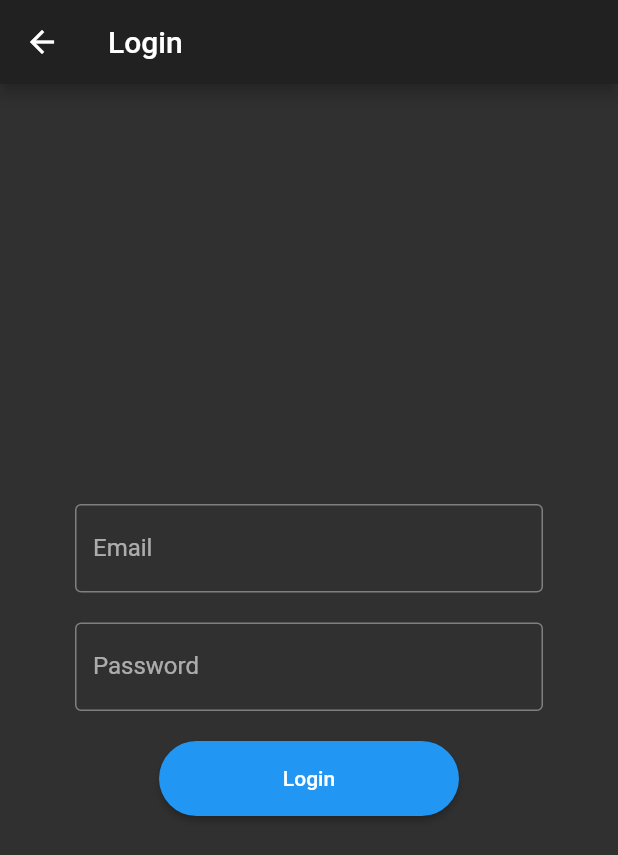
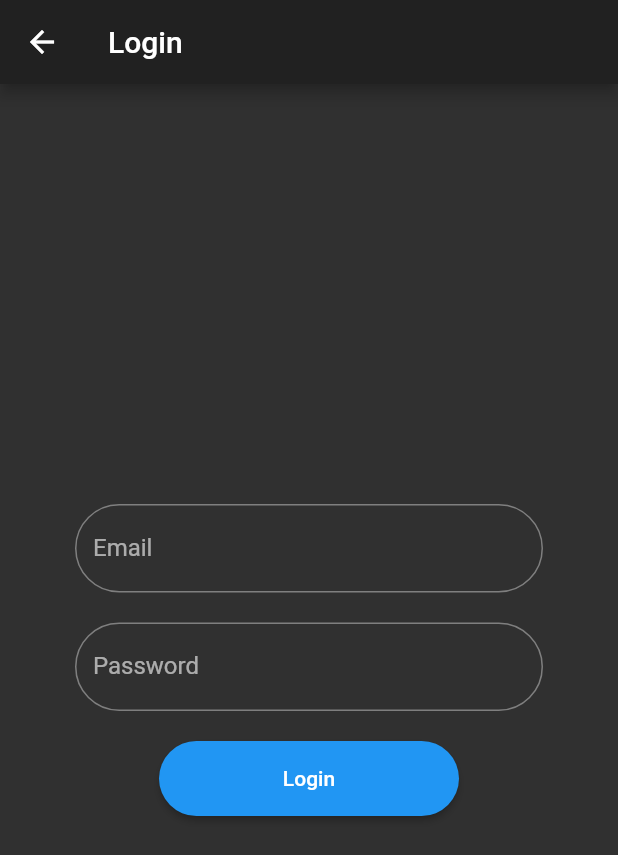
Before and after one commit to KnightHacks/club-app-2021, a Flutter app: the Login screen opened by its route, on a phone screen of 412 x 824 dp. Shown: the top 855 px of the screen. Run offline on Flutter 3.47's test engine with Material 2 defaults, Android fonts, the phone set to English and light mode, and no system bars; our stand-ins replace email_validator, firebase_auth; accounts and stored records are empty.

Commit message:
Fix up other border radii

```diff
--- a/lib/main.dart
+++ b/lib/main.dart
@@ -20,7 +20,7 @@ class MyApp extends StatelessWidget {
       theme: ThemeData.dark(),
       initialRoute: "/",
       routes: {
-        "/" : (context) => Register2(),
+        "/" : (context) => Login(),
         "/Login" : (context) => Login(),
         "/Register1" : (context) => Register1(),
         "/Register2" : (context) => Register2(),
--- a/lib/screens/register2.dart
+++ b/lib/screens/register2.dart
@@ -68,7 +68,7 @@ class _Register2State extends State<Register2> {
           ),
           // Creates button for Going Back to Register 1
           RoundedButton(
-            child: Text("Register"),
+            child: Text("Go Back"),
             buttonColor: Colors.blue,
             onPressed: (){
               // Navigator.popAndPushNamed(context, 'Register1');
--- a/lib/widgets/login_form.dart
+++ b/lib/widgets/login_form.dart
@@ -70,6 +70,10 @@ class _LoginFormState extends State<LoginForm> {
 
   @override
   Widget build(BuildContext context) {
+    final inputBorder = OutlineInputBorder(
+        borderRadius: BorderRadius.circular(30)
+    );
+
     return Form(
       key: _formKey,
       child: Column(
@@ -82,7 +86,7 @@ class _LoginFormState extends State<LoginForm> {
             keyboardType: TextInputType.emailAddress,
             decoration: InputDecoration(
               labelText: "Email",
-              border: OutlineInputBorder()
+              border: inputBorder
             ),
           ),
           SizedBox(height: 20),
@@ -92,7 +96,7 @@ class _LoginFormState extends State<LoginForm> {
             obscureText: true,
             decoration: InputDecoration(
               labelText: "Password",
-              border: OutlineInputBorder()
+              border: inputBorder
             ),
           ),
           SizedBox(height: 20),
```
